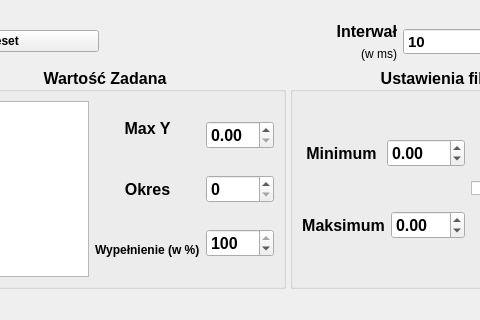
First picture: the form in symulator.ui, repository macbondyra/SymulatorUARWymiana, before the edit; both pictures show x 500 to 980 and y 511 to 831 of the 1203 by 831 pixel window.
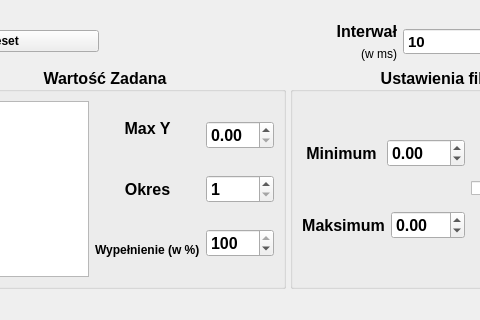
Second picture: the form after the edit. Custom widgets are drawn as their Qt base class.

Commit message: Niepotrzebne obliczenia usuniete

```diff
--- a/symulator.ui
+++ b/symulator.ui
@@ -437,7 +437,11 @@
                   <widget class="QDoubleSpinBox" name="spinbox_maksimumY"/>
                  </item>
                  <item>
-                  <widget class="QSpinBox" name="spinbox_okres"/>
+                  <widget class="QSpinBox" name="spinbox_okres">
+                   <property name="minimum">
+                    <number>1</number>
+                   </property>
+                  </widget>
                  </item>
                  <item>
                   <widget class="QSpinBox" name="spinBox_wypelnienie">
```
The commit also changes 2 other files.
